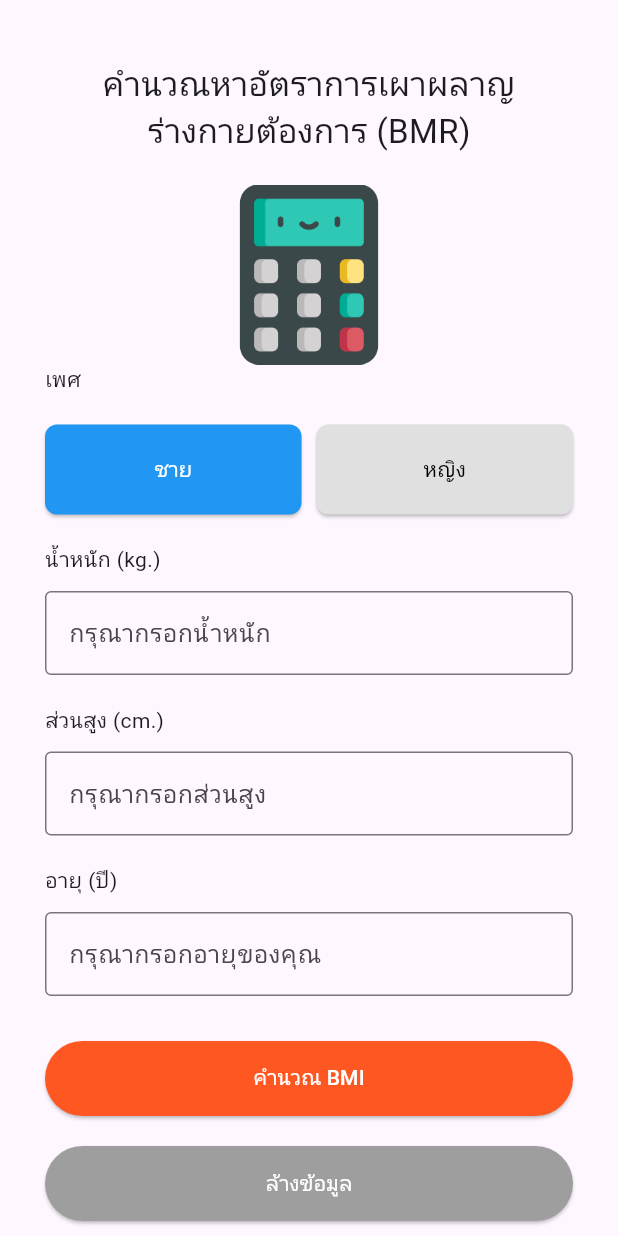
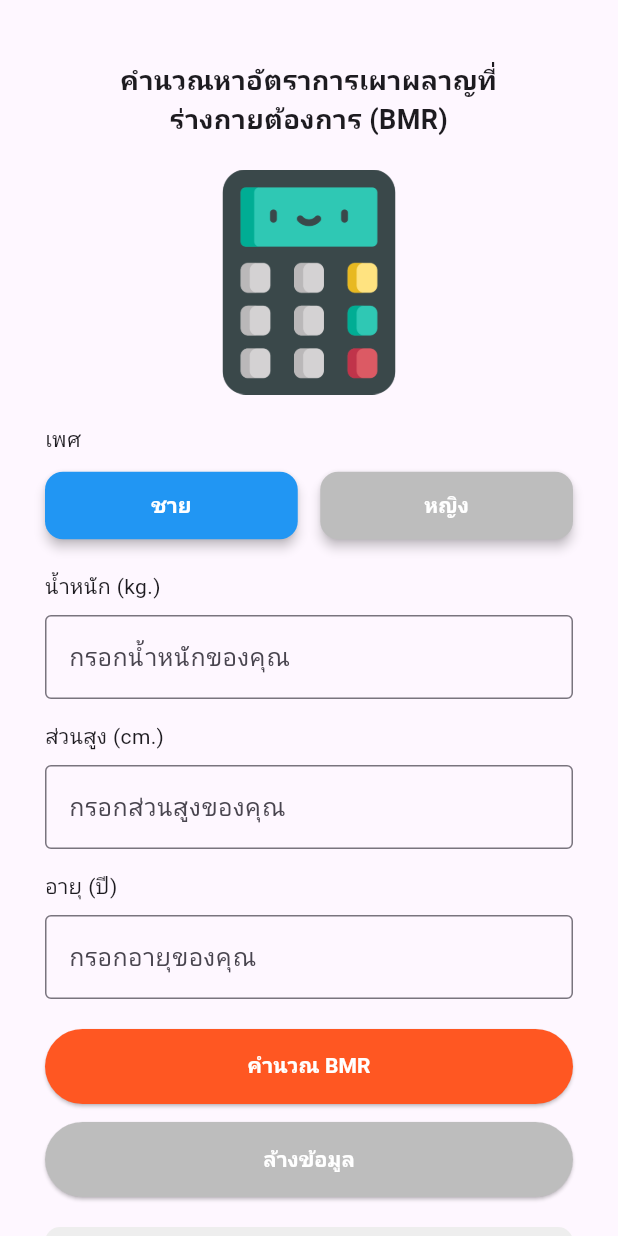
Before and after one commit to OpenAdooR2/flutter_body_health_calculator_app, a Flutter app: the BmrUi screen opened directly, on a phone screen of 412 x 824 dp. Run offline on Flutter 3.47's test engine with Material 3 defaults, Android fonts, the phone set to English and light mode, and no system bars; our stand-ins replace google_fonts; network calls fail; Roboto replaces fonts that are missing (Kanit).

Commit message:
เสร็จแล้ว v.1.0.0

```diff
--- a/lib/views/bmr_ui.dart
+++ b/lib/views/bmr_ui.dart
@@ -1,5 +1,3 @@
-// ignore_for_file: sort_child_properties_last
-
 import 'package:flutter/material.dart';
 
 class BmrUi extends StatefulWidget {
@@ -10,7 +8,63 @@ class BmrUi extends StatefulWidget {
 }
 
 class _BmrUiState extends State<BmrUi> {
-  int selectedSex = 1;
+  final TextEditingController weightCtrl = TextEditingController();
+  final TextEditingController heightCtrl = TextEditingController();
+  final TextEditingController ageCtrl = TextEditingController();
+  bool isMale = true;
+  double bmrResult = 0.00;
+
+  double? _parseInput(String value) {
+    return double.tryParse(value.trim().replaceAll(',', '.'));
+  }
+
+  void _showInvalidMessage() {
+    ScaffoldMessenger.of(context).hideCurrentSnackBar();
+    ScaffoldMessenger.of(context).showSnackBar(
+      SnackBar(
+        content: Text('กรุณากรอกข้อมูลให้ถูกต้อง'),
+        backgroundColor: Colors.red,
+        duration: Duration(seconds: 2),
+      ),
+    );
+  }
+
+  void _calculateBmr() {
+    final double? weight = _parseInput(weightCtrl.text);
+    final double? height = _parseInput(heightCtrl.text);
+    final double? age = _parseInput(ageCtrl.text);
+
+    if (weight == null || height == null || age == null || weight <= 0 || height <= 0 || age <= 0) {
+      _showInvalidMessage();
+      return;
+    }
+
+    final double bmr = isMale
+        ? 66 + (13.7 * weight) + (5 * height) - (6.8 * age)
+        : 655 + (9.6 * weight) + (1.8 * height) - (4.7 * age);
+
+    setState(() {
+      bmrResult = bmr;
+    });
+  }
+
+  void _clearBmrData() {
+    weightCtrl.clear();
+    heightCtrl.clear();
+    ageCtrl.clear();
+    setState(() {
+      isMale = true;
+      bmrResult = 0.00;
+    });
+  }
+
+  @override
+  void dispose() {
+    weightCtrl.dispose();
+    heightCtrl.dispose();
+    ageCtrl.dispose();
+    super.dispose();
+  }
 
   @override
   Widget build(BuildContext context) {
@@ -23,95 +77,86 @@ class _BmrUiState extends State<BmrUi> {
             right: 30,
             bottom: 50,
           ),
-          child: Center(
           child: Column(
+            crossAxisAlignment: CrossAxisAlignment.start,
             children: [
-                // ส่วนข้อความ คำนวณหาอัตราการเผาผลาญ
-                Text(
-                  'คำนวณหาอัตราการเผาผลาญ',
+              Center(
+                child: Text(
+                  'คำนวณหาอัตราการเผาผลาญที่\nร่างกายต้องการ (BMR)',
+                  textAlign: TextAlign.center,
                   style: TextStyle(
-                    fontSize: 22,
+                    fontSize: 18,
+                    fontWeight: FontWeight.bold,
                   ),
                 ),
-                Text(
-                  'ร่างกายต้องการ (BMR)',
-                  style: TextStyle(
-                    fontSize: 22,
+              ),
+              SizedBox(height: 20),
+              Center(
+                child: Image.asset(
+                  'assets/images/bmr.png',
+                  width: 150,
+                  height: 150,
+                  fit: BoxFit.contain,
                 ),
               ),
-                // ส่วนรูปภาพ
-                SizedBox(
-                  height: 20,
-                ),
-                Image.asset(
-                  'assets/images/bmr.png',
-                  width: 120,
-                  height: 120,
-                  fit: BoxFit.cover,
-                ),
-                Align(
-                  alignment: Alignment.centerLeft,
-                  child: Text(
-                    'เพศ',
-                  ),
-                ),
-                SizedBox(
-                  height: 20,
-                ),
-                // ส่วนของปุ่มเลือกเพศ
+              SizedBox(height: 20),
+              Text('เพศ'),
+              SizedBox(height: 10),
               Row(
                 children: [
                   Expanded(
                     child: ElevatedButton(
                       onPressed: () {
                         setState(() {
-                            selectedSex = 1;
+                          isMale = true;
                         });
                       },
-                        child: Padding(
-                          padding: const EdgeInsets.symmetric(vertical: 20),
+                      style: ElevatedButton.styleFrom(
+                        backgroundColor:
+                            isMale ? Colors.blue : Colors.grey[400],
+                        foregroundColor: Colors.white,
+                        elevation: 3,
+                        shape: RoundedRectangleBorder(
+                          borderRadius: BorderRadius.circular(12),
+                        ),
+                        fixedSize: Size(
+                          MediaQuery.of(context).size.width,
+                          45,
+                        ),
+                      ),
                       child: Text(
                         'ชาย',
                         style: TextStyle(
-                              color: selectedSex == 1
-                                  ? Colors.white
-                                  : Colors.black,
-                            ),
-                          ),
-                        ),
-                        style: ElevatedButton.styleFrom(
-                          backgroundColor:
-                              selectedSex == 1 ? Colors.blue : Colors.grey[300],
-                          shape: RoundedRectangleBorder(
-                            borderRadius: BorderRadius.circular(8),
+                          fontWeight: FontWeight.bold,
                         ),
                       ),
                     ),
                   ),
-                    SizedBox(width: 10),
+                  SizedBox(width: 15),
                   Expanded(
                     child: ElevatedButton(
                       onPressed: () {
                         setState(() {
-                            selectedSex = 2;
+                          isMale = false;
                         });
                       },
-                        child: Padding(
-                          padding: const EdgeInsets.symmetric(vertical: 20),
+                      style: ElevatedButton.styleFrom(
+                        backgroundColor:
+                            isMale ? Colors.grey[400] : Colors.pink,
+                        foregroundColor: Colors.white,
+                        elevation: 3,
+                        shape: RoundedRectangleBorder(
+                          borderRadius: BorderRadius.circular(12),
+                        ),
+                        fixedSize: Size(
+                          MediaQuery.of(context).size.width,
+                          45,
+                        ),
+                      ),
                       child: Text(
                         'หญิง',
                         style: TextStyle(
-                              color: selectedSex == 2
-                                  ? Colors.white
-                                  : Colors.black,
-                            ),
-                          ),
-                        ),
-                        style: ElevatedButton.styleFrom(
-                          backgroundColor:
-                              selectedSex == 2 ? Colors.blue : Colors.grey[300],
-                          shape: RoundedRectangleBorder(
-                            borderRadius: BorderRadius.circular(8),
+                          fontWeight: FontWeight.bold,
                         ),
                       ),
                     ),
@@ -119,108 +164,115 @@ class _BmrUiState extends State<BmrUi> {
                 ],
               ),
               SizedBox(height: 20),
-                // ส่วน
-                Align(
-                  alignment: Alignment.centerLeft,
-                  child: Text(
-                    'น้ำหนัก (kg.)',
+              Text('น้ำหนัก (kg.)'),
+              SizedBox(height: 8),
+              TextField(
+                controller: weightCtrl,
+                keyboardType: TextInputType.number,
+                decoration: InputDecoration(
+                  hintText: 'กรอกน้ำหนักของคุณ',
+                  border: OutlineInputBorder(),
                 ),
               ),
-                SizedBox(height: 10),
+              SizedBox(height: 15),
+              Text('ส่วนสูง (cm.)'),
+              SizedBox(height: 8),
               TextField(
+                controller: heightCtrl,
                 keyboardType: TextInputType.number,
                 decoration: InputDecoration(
-                    hintText: 'กรุณากรอกน้ำหนัก',
+                  hintText: 'กรอกส่วนสูงของคุณ',
+                  border: OutlineInputBorder(),
+                ),
+              ),
+              SizedBox(height: 15),
+              Text('อายุ (ปี)'),
+              SizedBox(height: 8),
+              TextField(
+                controller: ageCtrl,
+                keyboardType: TextInputType.number,
+                decoration: InputDecoration(
+                  hintText: 'กรอกอายุของคุณ',
                   border: OutlineInputBorder(),
                 ),
               ),
               SizedBox(height: 20),
-                Align(
-                  alignment: Alignment.centerLeft,
-                  child: Text(
-                    'ส่วนสูง (cm.)',
-                  ),
-                ),
-                SizedBox(height: 10),
-                TextField(
-                  keyboardType: TextInputType.number,
-                  decoration: InputDecoration(
-                    hintText: 'กรุณากรอกส่วนสูง',
-                    border: OutlineInputBorder(),
-                  ),
-                ),
-                SizedBox(height: 20),
-                Align(
-                  alignment: Alignment.centerLeft,
-                  child: Text(
-                    'อายุ (ปี)',
-                  ),
-                ),
-                SizedBox(height: 10),
-                TextField(
-                  keyboardType: TextInputType.number,
-                  decoration: InputDecoration(
-                    hintText: 'กรุณากรอกอายุของคุณ',
-                    border: OutlineInputBorder(),
-                  ),
-                ),
-                SizedBox(height: 30),
-                // ส่วนปุ่ม คำนวณ---
               ElevatedButton(
-                  onPressed: () {},
-                  child: Text(
-                    'คำนวณ BMI',
-                    style: TextStyle(color: Colors.white),
-                  ),
+                onPressed: _calculateBmr,
                 style: ElevatedButton.styleFrom(
                   backgroundColor: Colors.deepOrange,
                   fixedSize: Size(
                     MediaQuery.of(context).size.width,
                     50,
                   ),
+                  shape: RoundedRectangleBorder(
+                    borderRadius: BorderRadius.circular(30),
                   ),
                 ),
-                SizedBox(height: 20),
+                child: Text(
+                  'คำนวณ BMR',
+                  style: TextStyle(
+                    color: Colors.white,
+                    fontWeight: FontWeight.bold,
+                  ),
+                ),
+              ),
+              SizedBox(height: 12),
               ElevatedButton(
-                  onPressed: () {},
-                  child: Text(
-                    'ล้างข้อมูล',
-                    style: TextStyle(color: Colors.white),
-                  ),
+                onPressed: _clearBmrData,
                 style: ElevatedButton.styleFrom(
-                    backgroundColor: Colors.grey,
+                  backgroundColor: Colors.grey[400],
                   fixedSize: Size(
                     MediaQuery.of(context).size.width,
                     50,
                   ),
+                  shape: RoundedRectangleBorder(
+                    borderRadius: BorderRadius.circular(30),
                   ),
                 ),
-                SizedBox(
-                  height: 20,
+                child: Text(
+                  'ล้างข้อมูล',
+                  style: TextStyle(
+                    color: Colors.white,
+                    fontWeight: FontWeight.bold,
                   ),
-                // ส่วนแสดงผล
+                ),
+              ),
+              SizedBox(height: 20),
               Container(
                 width: MediaQuery.of(context).size.width,
-                  padding: EdgeInsets.all(20),
+                padding: EdgeInsets.symmetric(
+                  vertical: 18,
+                  horizontal: 20,
+                ),
                 decoration: BoxDecoration(
-                    color: Colors.green[50],
+                  color: Colors.grey[200],
                   borderRadius: BorderRadius.circular(10),
                 ),
                 child: Column(
                   children: [
                     Text(
-                        'BMI',
-                      ),
-                      Text(
-                        '0.00',
+                      'BMR',
                       style: TextStyle(
-                          fontSize: 24,
+                        fontSize: 18,
                         fontWeight: FontWeight.bold,
-                          color: Colors.red,
                       ),
                     ),
+                    SizedBox(height: 10),
+                    Text(
+                      bmrResult.toStringAsFixed(2),
+                      style: TextStyle(
+                        fontSize: 32,
+                        fontWeight: FontWeight.bold,
+                        color: Colors.red[700],
+                      ),
+                    ),
+                    SizedBox(height: 4),
                     Text(
                       'kcal/day',
+                      style: TextStyle(
+                        color: Colors.grey[700],
+                      ),
                     ),
                   ],
                 ),
@@ -229,7 +281,6 @@ class _BmrUiState extends State<BmrUi> {
           ),
         ),
       ),
-      ),
     );
   }
 }
```
Also changed, not shown: lib/views/bmi_ui.dart (+104 -13 lines). Lines whose indentation alone changed are shown as unchanged.
